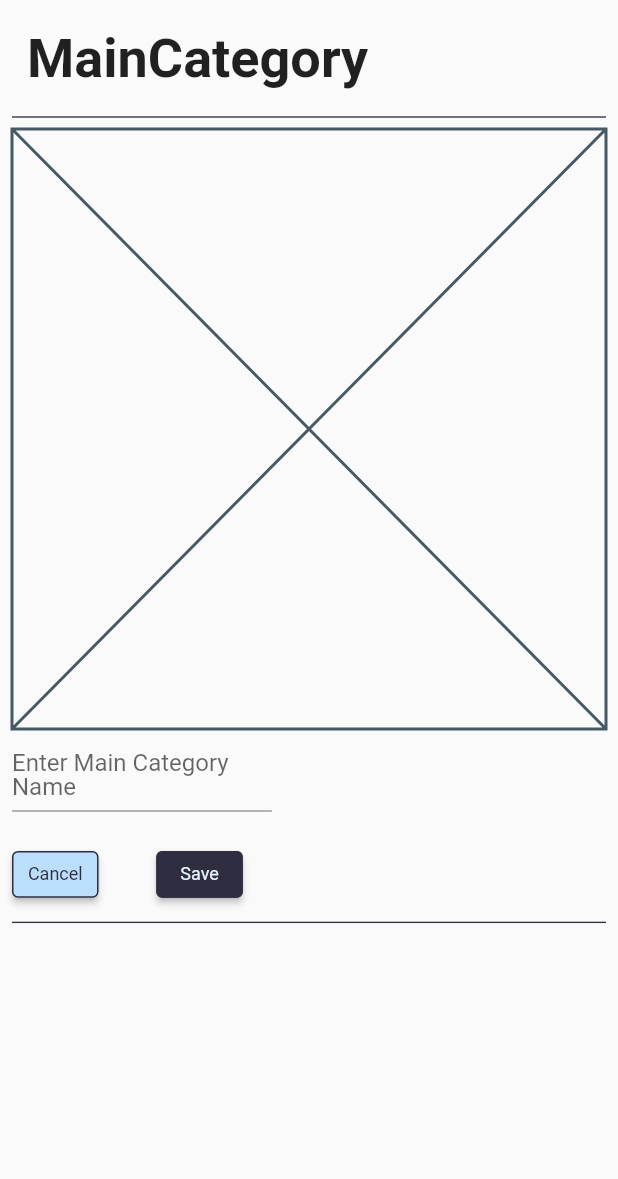
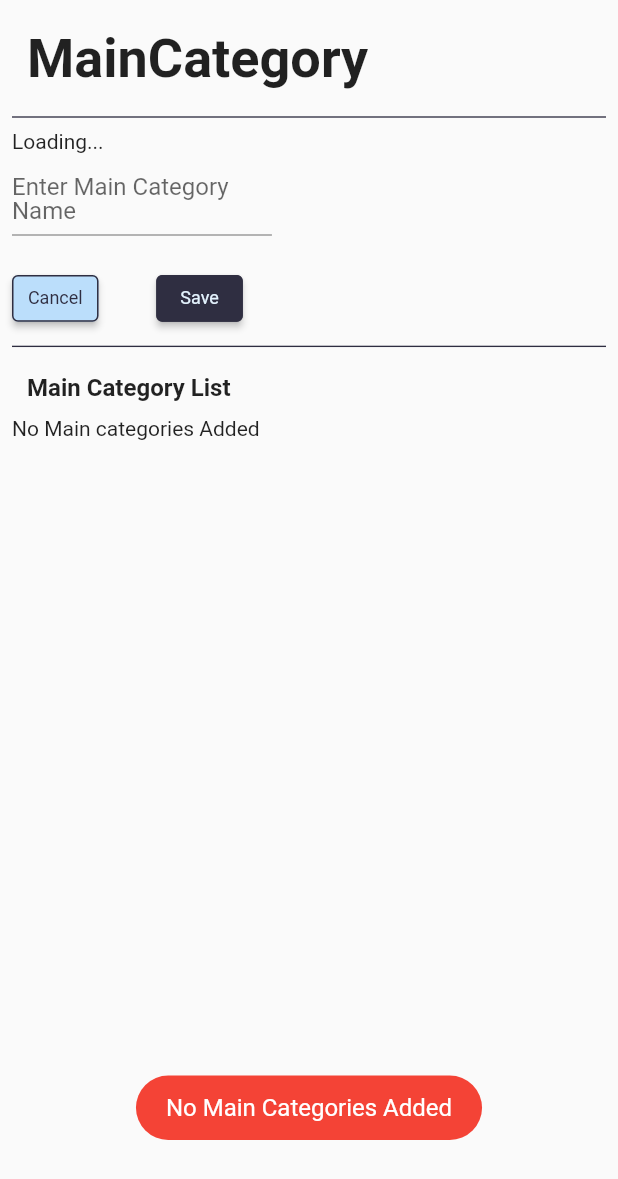
Before and after one commit to NBG-nero/Vendi, a Flutter app: the MainCategoryscreen widget shown alone on an empty page, opened directly, on a phone screen of 412 x 824 dp. Shown: the top 1179 px of the screen. Run offline on Flutter 3.47's test engine with Material 2 defaults, Android fonts, the light colour scheme and no system bars; our stand-ins replace auto_route, cached_network_image, cloud_firestore, dots_indicator, file_picker, firebase_auth and 13 more; missing offline and left inert: date_time_format, flutter_admin_scaffold; accounts and stored records are empty.

Commit message:
feat: maincat list widget

```diff
--- a/lib/Admin/AdminScreens/main_category/main_category_screen.dart
+++ b/lib/Admin/AdminScreens/main_category/main_category_screen.dart
@@ -41,9 +41,11 @@
                     ),
                   ),
                   Divider(thickness: 1.h, color: VendiColors.masterColor),
-                  MainCatDropDown(
-                    viewModel: model,
-                  ),
+                  model.qSnapshot == null
+                      ? const Text("Loading...")
+                      : MainCatDropDown(
+                          viewModel: model,
+                        ),
                   YMargin(8.h),
                   if (model.noCatSelected == true)
                     Text(
@@ -117,6 +119,20 @@
                     ),
                   ]),
                   Divider(thickness: 1.h, color: VendiColors.masterColor),
+                  Container(
+                    alignment: Alignment.topLeft,
+                    padding: const EdgeInsets.all(10),
+                    child: Text(
+                      'Main Category List',
+                      style: TextStyle(
+                        fontWeight: FontWeight.w700,
+                        fontSize: 18.sp,
+                      ),
+                    ),
+                  ),
+                  MainCategoryList(
+                    viewModel: model,
+                  ),
                 ],
               ),
             ),
--- a/lib/Admin/AdminScreens/main_category/main_category_view_model.dart
+++ b/lib/Admin/AdminScreens/main_category/main_category_view_model.dart
@@ -1,3 +1,4 @@
+import 'package:cloud_firestore/cloud_firestore.dart';
 import 'package:flutter/material.dart';
 import 'package:flutter_easyloading/flutter_easyloading.dart';
 
@@ -9,6 +10,8 @@
 
   final mformKey = GlobalKey<FormState>();
   bool noCatSelected = false;
+  QuerySnapshot? qSnapshot;
+
   setnoCatselected(val) {
     noCatSelected = val;
     notifyListeners();
@@ -26,14 +29,19 @@
     notifyListeners();
   }
 
+  getCatList() {
+    return firebaseService.categories.get().then((QuerySnapshot querySnapshot) {
+      qSnapshot = querySnapshot;
+    });
+  }
+
   uploadTask() {
     EasyLoading.show();
     firebaseService.saveCategory(
       data: {
         'category': selectedValue,
         'mainCategory': mainCatNameCtrl.text,
-  'approved':true,
-
+        'approved': true,
       },
       reference: firebaseService.mainCat,
       docName: mainCatNameCtrl.text,
--- /dev/null
+++ b/lib/widgets/maincat_list_widget.dart
@@ -0,0 +1,74 @@
+
+import 'package:cloud_firestore/cloud_firestore.dart';
+import 'package:flutter/material.dart';
+import 'package:flutter_screenutil/flutter_screenutil.dart';
+
+import 'package:vendi/utilities/constants/colors.dart';
+import 'package:vendi/utilities/utils.dart';
+
+import '../Admin/AdminScreens/main_category/main_category_view_model.dart';
+
+class MainCategoryList extends StatelessWidget {
+  final MainCategoryViewModel? viewModel;
+
+  const MainCategoryList({
+    Key? key,
+    this.viewModel,
+  }) : super(key: key);
+
+  @override
+  Widget build(BuildContext context) {
+    return StreamBuilder<QuerySnapshot>(
+        stream: viewModel?.firebaseService.mainCat.snapshots(),
+        builder: (context, AsyncSnapshot<QuerySnapshot> snapshot) {
+          if (snapshot.hasError) {
+            showErrorToast(snapshot.error.toString());
+
+            return const Text('Something went wrong');
+          }
+          if (snapshot.connectionState == ConnectionState.waiting) {
+            showWarningToast("Loading...");
+            return const CircularProgressIndicator.adaptive();
+          }
+          if (snapshot.data!.size == 0) {
+            showErrorToast("No Main Categories Added");
+
+            return const Text('No Main categories Added');
+          }
+          return GridView.builder(
+            shrinkWrap: true,
+            physics: const NeverScrollableScrollPhysics(),
+            gridDelegate: SliverGridDelegateWithFixedCrossAxisCount(
+                crossAxisCount: 3, crossAxisSpacing: 3.w, mainAxisSpacing: 3.h),
+            itemCount: snapshot.data!.size,
+            itemBuilder: (context, index) {
+              var data = snapshot.data!.docs[index];
+              String imageText = data["catName"];
+              return Card(
+                  color: VendiColors.masterColor.withOpacity(0.3),
+                  child: Padding(
+                    padding: const EdgeInsets.all(8.0),
+                    child: Center(
+                      child: SizedBox(
+                        height: 40.h,
+                        child: Center(
+                          child: Text(
+                            data['catName'],
+                            textAlign: TextAlign.center,
+                            style: Theme.of(context)
+                                .textTheme
+                                .labelMedium
+                                ?.copyWith(
+                                    overflow: imageText.characters.length > 24
+                                        ? TextOverflow.ellipsis
+                                        : TextOverflow.visible),
+                          ),
+                        ),
+                      ),
+                    ),
+                  ));
+            },
+          );
+        });
+  }
+}
--- a/lib/widgets/widgets.dart
+++ b/lib/widgets/widgets.dart
@@ -1,14 +1,15 @@
 export 'banner_widget.dart';
 export 'bottomnav_item.dart';
 export 'brand_highlights.dart';
+export 'categories_list_widget.dart';
 export 'category_widget.dart';
 export 'custom_appbar.dart';
 export 'custom_button.dart';
 export 'custom_textfield.dart';
 export 'dots_indicator_widget.dart';
 export 'login_loading_view.dart';
+export 'main_cat_drop_down_widget.dart';
+export 'maincat_list_widget.dart';
 export 'onboard_widget.dart';
 export 'search_field.dart';
 export 'signup_loading_view.dart';
-export 'categories_list_widget.dart';
-export'main_cat_drop_down_widget.dart';
```
Lines whose indentation alone changed are shown as unchanged.
